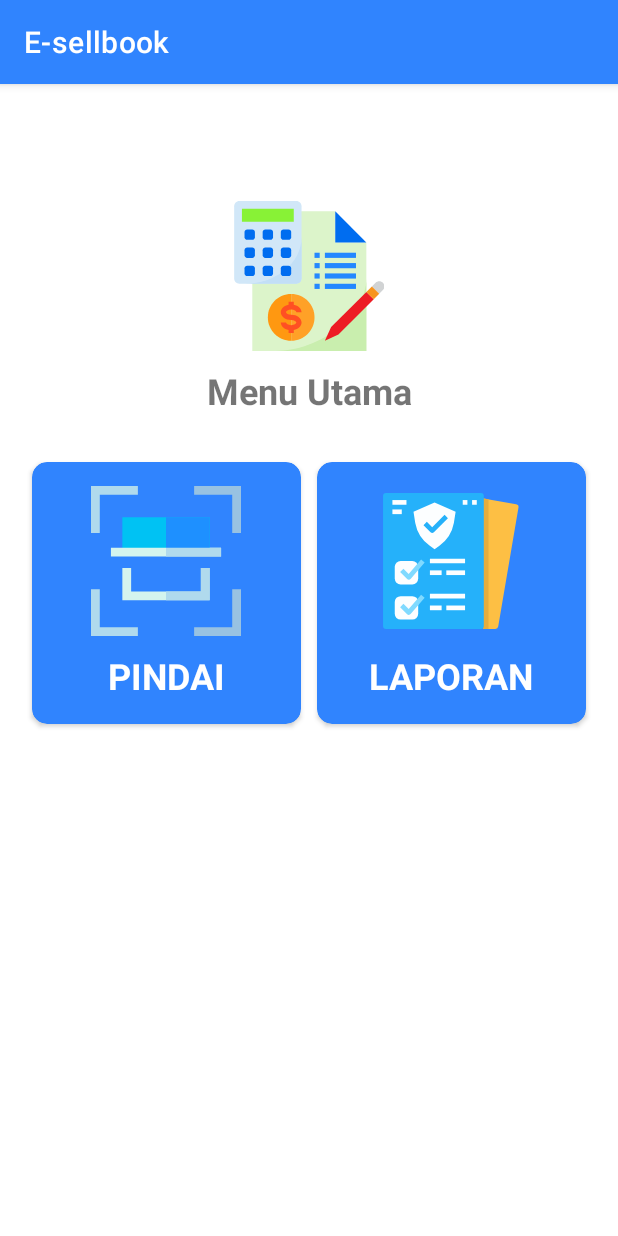
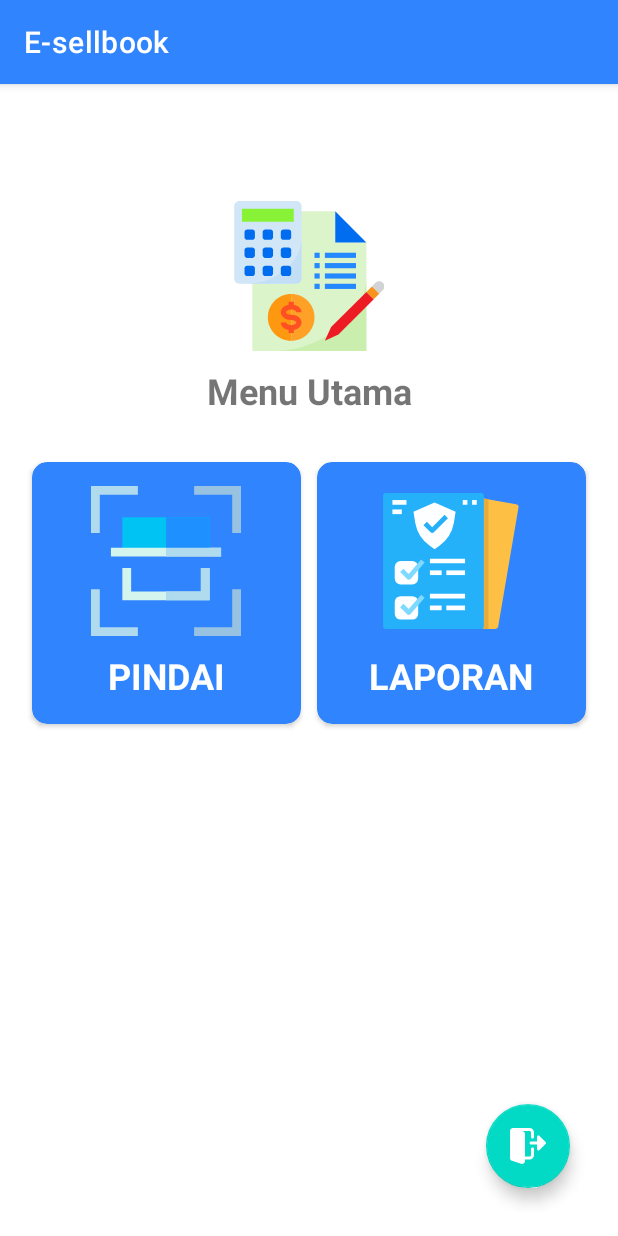
Before and after one commit to erikwibowo/Esellbook, an Android app: the MainActivity screen opened directly, with no data from a screen before it, on a phone screen of 412 x 824 dp. Run offline under Robolectric (Android 15) with nearby library versions, the phone set to English and light mode, and no system bars; libraries missing offline, so code that uses them is left out: com.karumi.dexter; 1 statement that could not run was skipped.

Commit message:
feat : login logout

```diff
--- a/app/build.gradle
+++ b/app/build.gradle
@@ -47,4 +47,5 @@ dependencies {
     implementation 'com.squareup.picasso:picasso:2.71828'
     implementation "androidx.swiperefreshlayout:swiperefreshlayout:1.1.0"
     implementation 'com.karumi:dexter:6.2.2'
+    implementation 'com.github.d-max:spots-dialog:1.1@aar'
 }
--- a/app/src/main/java/com/luwakode/e_sellbook/helper/Helper.java
+++ b/app/src/main/java/com/luwakode/e_sellbook/helper/Helper.java
@@ -38,7 +38,7 @@ public class Helper {
                                     .setPositiveButton("Ya", new DialogInterface.OnClickListener() {
                                         @Override
                                         public void onClick(DialogInterface dialogInterface, int i) {
-                                            Intent intent = new Intent(Settings.ACTION_LOCATION_SOURCE_SETTINGS);
+                                            Intent intent = new Intent(Settings.ACTION_APPLICATION_SETTINGS);
                                             context.startActivity(intent);
                                         }
                                     })
--- a/app/src/main/java/com/luwakode/e_sellbook/helper/ServerApi.java
+++ b/app/src/main/java/com/luwakode/e_sellbook/helper/ServerApi.java
@@ -1,5 +1,5 @@
 package com.luwakode.e_sellbook.helper;
 
 public class ServerApi {
-    public static final String chat = "http://10.0.2.2:8000/api/chat/chat-api?keyword=";
+    public static final String login = "http://10.0.2.2/e-sellbook/public/api/admin/login";
 }
--- /dev/null
+++ b/app/src/main/res/drawable/ic_logout.xml
@@ -0,0 +1,12 @@
+<vector xmlns:android="http://schemas.android.com/apk/res/android"
+    android:width="512dp"
+    android:height="512dp"
+    android:viewportWidth="512.0053"
+    android:viewportHeight="512">
+  <path
+      android:fillColor="#FF000000"
+      android:pathData="m320,277.336c-11.797,0 -21.332,9.559 -21.332,21.332v85.336c0,11.754 -9.559,21.332 -21.336,21.332h-64v-320c0,-18.219 -11.605,-34.496 -29.055,-40.555l-6.316,-2.113h99.371c11.777,0 21.336,9.578 21.336,21.336v64c0,11.773 9.535,21.332 21.332,21.332s21.332,-9.559 21.332,-21.332v-64c0,-35.285 -28.715,-64 -64,-64h-229.332c-0.813,0 -1.492,0.363 -2.281,0.469 -1.027,-0.086 -2.008,-0.469 -3.051,-0.469 -23.531,0 -42.668,19.133 -42.668,42.664v384c0,18.219 11.605,34.496 29.055,40.555l128.387,42.797c4.352,1.344 8.68,1.984 13.227,1.984 23.531,0 42.664,-19.137 42.664,-42.668v-21.332h64c35.285,0 64,-28.715 64,-64v-85.336c0,-11.773 -9.535,-21.332 -21.332,-21.332zM320,277.336"/>
+  <path
+      android:fillColor="#FF000000"
+      android:pathData="m505.75,198.254 l-85.336,-85.332c-6.098,-6.102 -15.273,-7.938 -23.25,-4.633 -7.957,3.309 -13.164,11.094 -13.164,19.715v64h-85.332c-11.777,0 -21.336,9.555 -21.336,21.332 0,11.777 9.559,21.332 21.336,21.332h85.332v64c0,8.621 5.207,16.406 13.164,19.715 7.977,3.305 17.152,1.469 23.25,-4.629l85.336,-85.336c8.34,-8.34 8.34,-21.824 0,-30.164zM505.75,198.254"/>
+</vector>
--- a/app/src/main/res/layout/activity_main.xml
+++ b/app/src/main/res/layout/activity_main.xml
@@ -110,5 +110,13 @@
             </androidx.cardview.widget.CardView>
         </LinearLayout>
     </LinearLayout>
-
+    <com.google.android.material.floatingactionbutton.FloatingActionButton
+        android:id="@+id/fab_logout"
+        android:layout_width="wrap_content"
+        android:layout_height="wrap_content"
+        android:src="@drawable/ic_logout"
+        android:layout_margin="16dp"
+        app:tint="?attr/colorOnPrimary"
+        android:layout_alignParentEnd="true"
+        android:layout_alignParentBottom="true"/>
 </RelativeLayout>
--- a/app/src/main/res/values/colors.xml
+++ b/app/src/main/res/values/colors.xml
@@ -7,4 +7,5 @@
     <color name="teal_700">#FF018786</color>
     <color name="black">#FF000000</color>
     <color name="white">#FFFFFFFF</color>
+    <color name="error">#D32F2F</color>
 </resources>
```
Also changed, not shown: app/src/main/java/com/luwakode/e_sellbook/MainActivity.java (+29 -0 lines), app/src/main/java/com/luwakode/e_sellbook/activity/Login.java (+103 -2 lines).
